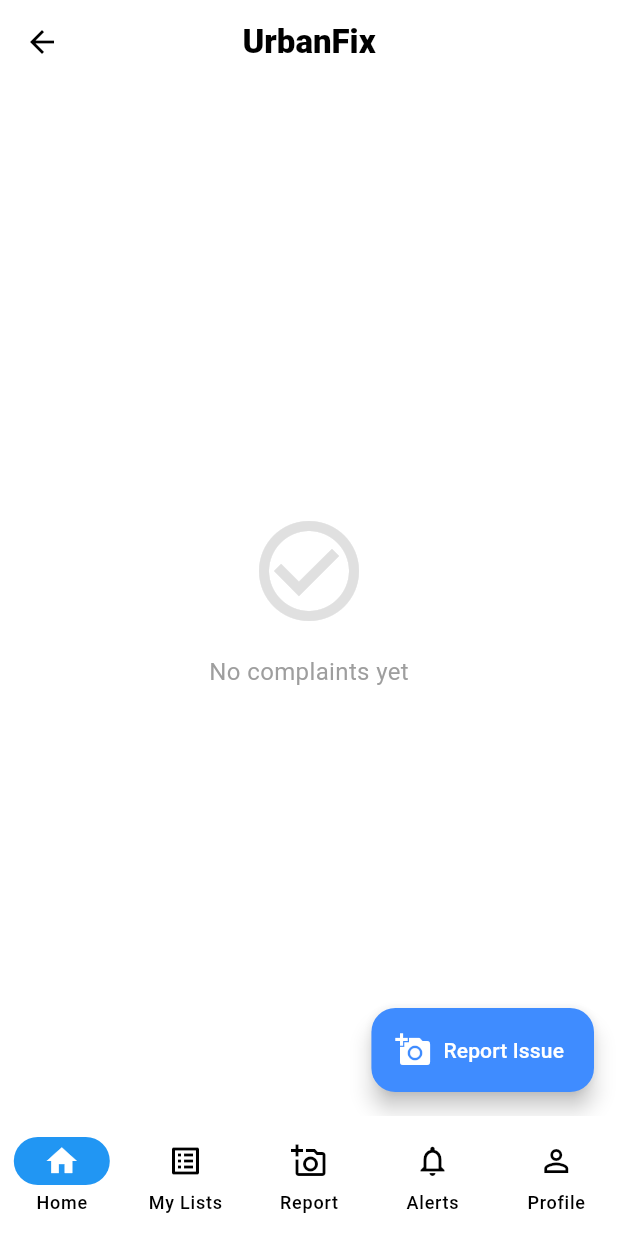
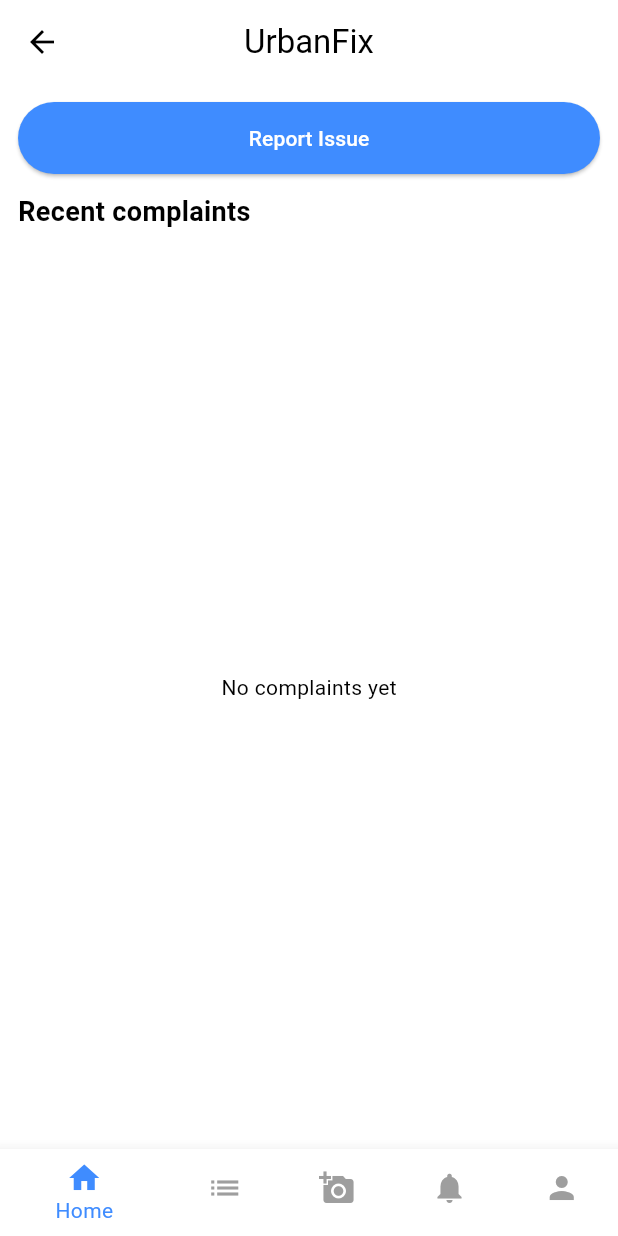
Before and after one commit to damnoctopus/UrbanFix, a Flutter app: the HomeScreen screen opened by its route, on a phone screen of 412 x 824 dp. Run offline on Flutter 3.47's test engine with Material 3 defaults, Android fonts, the phone set to English and light mode, and no system bars; our stand-ins replace flutter_image_compress, flutter_secure_storage, geolocator, image_picker; accounts and stored records are empty.

Commit message:
Updated home screen

```diff
--- a/lib/screens/home.dart
+++ b/lib/screens/home.dart
@@ -31,10 +31,7 @@ class _HomeScreenState extends State<HomeScreen> {
         Navigator.pushNamed(context, '/my');
         break;
       case 2:
-        Navigator.pushNamed(context, '/report').then((_) {
-          // Reset to home after reporting
-          setState(() => _selectedIndex = 0);
-        });
+        Navigator.pushNamed(context, '/report');
         break;
       case 3:
         Navigator.pushNamed(context, '/notifications');
@@ -48,19 +45,19 @@ class _HomeScreenState extends State<HomeScreen> {
   @override
   Widget build(BuildContext context) {
     return Scaffold(
+      appBar: AppBar(title: const Text('UrbanFix')),
       body: _pages[_selectedIndex],
-      bottomNavigationBar: NavigationBar(
-        selectedIndex: _selectedIndex,
-        onDestinationSelected: _onTap,
-        backgroundColor: Colors.white,
-        elevation: 3,
-        // FIX: Replaced invalid icons and ensured all are standard constants
-        destinations: const [
-          NavigationDestination(icon: Icon(Icons.home_outlined), selectedIcon: Icon(Icons.home), label: 'Home'),
-          NavigationDestination(icon: Icon(Icons.list_alt), label: 'My Lists'),
-          NavigationDestination(icon: Icon(Icons.add_a_photo_outlined), label: 'Report'), // Note: If add_a_photo_outlined is missing in your SDK, use add_a_photo
-          NavigationDestination(icon: Icon(Icons.notifications_outlined), label: 'Alerts'),
-          NavigationDestination(icon: Icon(Icons.person_outline), selectedIcon: Icon(Icons.person), label: 'Profile'),
+      bottomNavigationBar: BottomNavigationBar(
+        selectedItemColor: const Color(0xFF3F8CFF),
+        unselectedItemColor: Colors.grey,
+        currentIndex: _selectedIndex,
+        onTap: _onTap,
+        items: const [
+          BottomNavigationBarItem(icon: Icon(Icons.home), label: 'Home'),
+          BottomNavigationBarItem(icon: Icon(Icons.list), label: 'My Complaints'),
+          BottomNavigationBarItem(icon: Icon(Icons.add_a_photo), label: 'Report'),
+          BottomNavigationBarItem(icon: Icon(Icons.notifications), label: 'Notifications'),
+          BottomNavigationBarItem(icon: Icon(Icons.person), label: 'Profile'),
         ],
       ),
     );
@@ -100,57 +97,40 @@ class _HomeViewState extends State<_HomeView> {
 
   @override
   Widget build(BuildContext context) {
-    return Scaffold(
-      floatingActionButton: FloatingActionButton.extended(
-        onPressed: () async {
-          await Navigator.pushNamed(context, '/report');
-          _refresh();
-        },
-        backgroundColor: Theme.of(context).primaryColor,
-        foregroundColor: Colors.white,
-        // FIX: Changed Icons.add_camera (invalid) to Icons.add_a_photo (valid)
-        icon: const Icon(Icons.add_a_photo),
-        label: const Text('Report Issue'),
-      ),
-      body: NestedScrollView(
-        headerSliverBuilder: (context, innerBoxIsScrolled) => [
-          SliverAppBar(
-            floating: true,
-            snap: true,
-            title: const Text('UrbanFix', style: TextStyle(fontWeight: FontWeight.w800)),
-            backgroundColor: Colors.white,
-            surfaceTintColor: Colors.white,
+    return Padding(
+      padding: const EdgeInsets.all(12.0),
+      child: Column(
+        crossAxisAlignment: CrossAxisAlignment.stretch,
+        children: [
+          ElevatedButton(
+            onPressed: () async {
+              await Navigator.pushNamed(context, '/report');
+              _refresh(); // Reload after reporting new issue
+            },
+            style: ElevatedButton.styleFrom(backgroundColor: const Color(0xFF3F8CFF), foregroundColor: Colors.white),
+            child: const Padding(padding: EdgeInsets.symmetric(vertical: 14.0), child: Text('Report Issue')),
           ),
-        ],
-        body: RefreshIndicator(
-          onRefresh: _refresh,
-          child: _loading
+          const SizedBox(height: 12),
+          const Text('Recent complaints', style: TextStyle(fontSize: 18, fontWeight: FontWeight.w600)),
+          const SizedBox(height: 8),
+          Expanded(
+            child: _loading
               ? const Center(child: CircularProgressIndicator())
               : _items.isEmpty
-                  ? Center(
-                      child: Column(
-                        mainAxisAlignment: MainAxisAlignment.center,
-                        children: [
-                          Icon(Icons.check_circle_outline, size: 80, color: Colors.grey.shade300),
-                          const SizedBox(height: 16),
-                          Text('No complaints yet', style: TextStyle(color: Colors.grey.shade500, fontSize: 16)),
-                        ],
-                      ),
-                    )
-                  : ListView.builder(
-                      padding: const EdgeInsets.symmetric(horizontal: 16, vertical: 12),
-                      itemCount: _items.length,
-                      itemBuilder: (_, i) {
-                        final item = _items[i];
-                        return ComplaintCard(
-                          category: item['department'] ?? item['category'] ?? 'Issue',
-                          status: item['status'] ?? 'Reported',
-                          imagePath: item['imagePath'] ?? item['image_url'],
-                          date: item['created_at'] ?? '',
-                        );
-                      },
+              ? const Center(child: Text('No complaints yet'))
+              : RefreshIndicator(
+                  onRefresh: _refresh,
+                  child: ListView.builder(
+                    itemCount: _items.length,
+                    itemBuilder: (_, i) => ComplaintCard(
+                      category: _items[i]['category'] ?? 'Issue',
+                      status: _items[i]['status'] ?? 'Reported',
+                      date: _items[i]['created_at'] ?? '',
                     ),
-        ),
+                  ),
+                ),
+          )
+        ],
       ),
     );
   }
```
